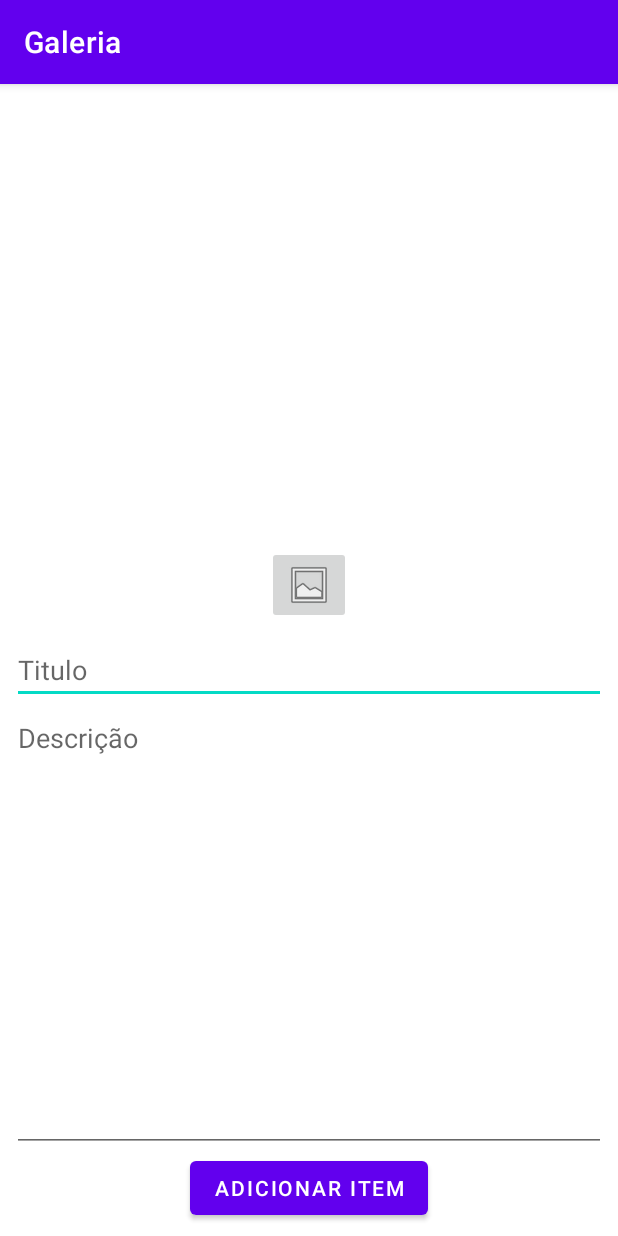
After one commit to CarlosBarbosa2005/Galeria, an Android app: the NewItemActivity screen opened directly, with no data from a screen before it, on a phone screen of 412 x 824 dp. The commit adds this screen. Run offline under Robolectric (Android 15) with nearby library versions, the phone set to English and light mode, and no system bars.

Commit message:
lista atividade3

```diff
--- /dev/null
+++ b/app/src/main/java/barbosa/souza/eduardo/carlos/galeria/activity/NewItemActivity.java
@@ -0,0 +1,15 @@
+package barbosa.souza.eduardo.carlos.galeria.activity;
+
+import androidx.appcompat.app.AppCompatActivity;
+import android.os.Bundle;
+
+import barbosa.souza.eduardo.carlos.galeria.R;
+
+public class NewItemActivity extends AppCompatActivity {
+
+    @Override
+    protected void onCreate(Bundle savedInstanceState) {
+        super.onCreate(savedInstanceState);
+        setContentView(R.layout.activity_new_item);
+    }
+}
--- /dev/null
+++ b/app/src/main/res/layout-land/activity_new_item.xml
@@ -0,0 +1,68 @@
+<?xml version="1.0" encoding="utf-8"?>
+<androidx.constraintlayout.widget.ConstraintLayout xmlns:android="http://schemas.android.com/apk/res/android"
+    xmlns:app="http://schemas.android.com/apk/res-auto"
+    xmlns:tools="http://schemas.android.com/tools"
+    android:layout_width="match_parent"
+    android:layout_height="match_parent"
+    tools:context=".activity.NewItemActivity">
+
+  <ImageView
+      android:id="@+id/imvPhotoPreview"
+      android:layout_width="265dp"
+      android:layout_height="300dp"
+      android:layout_marginStart="8dp"
+      app:layout_constraintStart_toStartOf="parent"
+      app:layout_constraintTop_toTopOf="parent"
+      tools:srcCompat="@tools:sample/avatars" />
+
+  <ImageButton
+      android:id="@+id/imbCl"
+      android:layout_width="wrap_content"
+      android:layout_height="wrap_content"
+      android:layout_marginStart="8dp"
+      android:layout_marginBottom="8dp"
+      app:layout_constraintBottom_toTopOf="@+id/btnAddItem"
+      app:layout_constraintEnd_toEndOf="@+id/imvPhotoPreview"
+      app:layout_constraintStart_toStartOf="parent"
+      app:srcCompat="@android:drawable/ic_menu_gallery" />
+
+  <EditText
+      android:id="@+id/etTitle"
+      android:layout_width="0dp"
+      android:layout_height="wrap_content"
+      android:layout_marginStart="8dp"
+      android:layout_marginEnd="8dp"
+      android:ems="10"
+      android:hint="Titulo"
+      android:inputType="textPersonName"
+      app:layout_constraintEnd_toEndOf="parent"
+      app:layout_constraintStart_toEndOf="@+id/imvPhotoPreview"
+      app:layout_constraintTop_toTopOf="parent" />
+
+  <EditText
+      android:id="@+id/etDesc"
+      android:layout_width="0dp"
+      android:layout_height="0dp"
+      android:layout_marginStart="8dp"
+      android:layout_marginEnd="8dp"
+      android:ems="10"
+      android:gravity="top"
+      android:hint="Descrição"
+      android:inputType="textPersonName"
+      app:layout_constraintBottom_toTopOf="@+id/btnAddItem"
+      app:layout_constraintEnd_toEndOf="parent"
+      app:layout_constraintStart_toEndOf="@+id/imvPhotoPreview"
+      app:layout_constraintTop_toBottomOf="@+id/etTitle" />
+
+  <Button
+      android:id="@+id/btnAddItem"
+      android:layout_width="0dp"
+      android:layout_height="wrap_content"
+      android:layout_marginStart="8dp"
+      android:layout_marginEnd="8dp"
+      android:text="Adicionar Item"
+      app:layout_constraintBottom_toBottomOf="parent"
+      app:layout_constraintEnd_toEndOf="parent"
+      app:layout_constraintStart_toStartOf="parent" />
+
+</androidx.constraintlayout.widget.ConstraintLayout>
--- /dev/null
+++ b/app/src/main/res/layout/activity_new_item.xml
@@ -0,0 +1,67 @@
+<?xml version="1.0" encoding="utf-8"?>
+<androidx.constraintlayout.widget.ConstraintLayout xmlns:android="http://schemas.android.com/apk/res/android"
+    xmlns:app="http://schemas.android.com/apk/res-auto"
+    xmlns:tools="http://schemas.android.com/tools"
+    android:layout_width="match_parent"
+    android:layout_height="match_parent"
+    tools:context=".activity.NewItemActivity">
+
+  <ImageView
+      android:id="@+id/imvPhotoPreview"
+      android:layout_width="0dp"
+      android:layout_height="300dp"
+      app:layout_constraintEnd_toEndOf="parent"
+      app:layout_constraintStart_toStartOf="parent"
+      app:layout_constraintTop_toTopOf="parent"
+      tools:srcCompat="@tools:sample/avatars" />
+
+  <ImageButton
+      android:id="@+id/imbCl"
+      android:layout_width="wrap_content"
+      android:layout_height="wrap_content"
+      android:layout_marginTop="8dp"
+      app:layout_constraintEnd_toEndOf="parent"
+      app:layout_constraintStart_toStartOf="parent"
+      app:layout_constraintTop_toBottomOf="@+id/imvPhotoPreview"
+      app:srcCompat="@android:drawable/ic_menu_gallery" />
+
+  <EditText
+      android:id="@+id/etTitle"
+      android:layout_width="0dp"
+      android:layout_height="wrap_content"
+      android:layout_marginStart="8dp"
+      android:layout_marginTop="8dp"
+      android:layout_marginEnd="8dp"
+      android:ems="10"
+      android:hint="Titulo"
+      android:inputType="textPersonName"
+      app:layout_constraintEnd_toEndOf="parent"
+      app:layout_constraintStart_toStartOf="parent"
+      app:layout_constraintTop_toBottomOf="@+id/imbCl" />
+
+  <EditText
+      android:id="@+id/etDesc"
+      android:layout_width="0dp"
+      android:layout_height="0dp"
+      android:layout_marginStart="8dp"
+      android:layout_marginEnd="8dp"
+      android:ems="10"
+      android:gravity="top"
+      android:hint="Descrição"
+      android:inputType="textPersonName"
+      app:layout_constraintBottom_toTopOf="@+id/btnAddItem"
+      app:layout_constraintEnd_toEndOf="parent"
+      app:layout_constraintStart_toStartOf="parent"
+      app:layout_constraintTop_toBottomOf="@+id/etTitle" />
+
+  <Button
+      android:id="@+id/btnAddItem"
+      android:layout_width="wrap_content"
+      android:layout_height="wrap_content"
+      android:layout_marginBottom="8dp"
+      android:text="Adicionar Item"
+      app:layout_constraintBottom_toBottomOf="parent"
+      app:layout_constraintEnd_toEndOf="parent"
+      app:layout_constraintStart_toStartOf="parent" />
+
+</androidx.constraintlayout.widget.ConstraintLayout>
```
Also changed, not shown: app/src/main/AndroidManifest.xml (+7 -4 lines), app/src/main/java/barbosa/souza/eduardo/carlos/galeria/MainActivity.java (deleted, +0 -14 lines), app/src/main/java/barbosa/souza/eduardo/carlos/galeria/activity/MainActivity.java (added, +32 -0 lines), app/src/main/res/layout/activity_main.xml (+17 -5 lines), app/src/main/res/layout/item_list.xml (added, +51 -0 lines).
